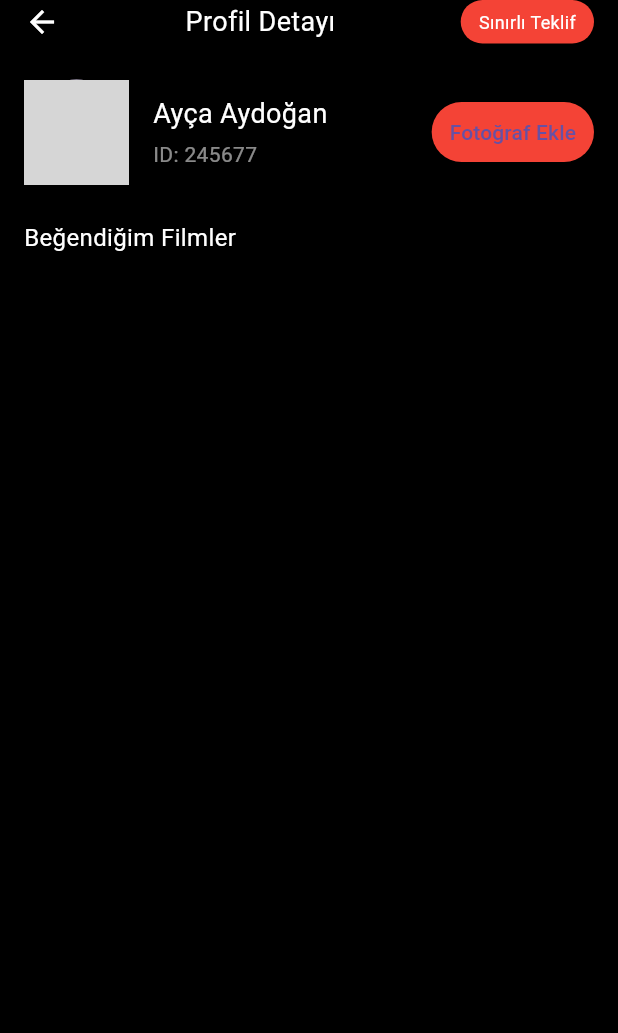
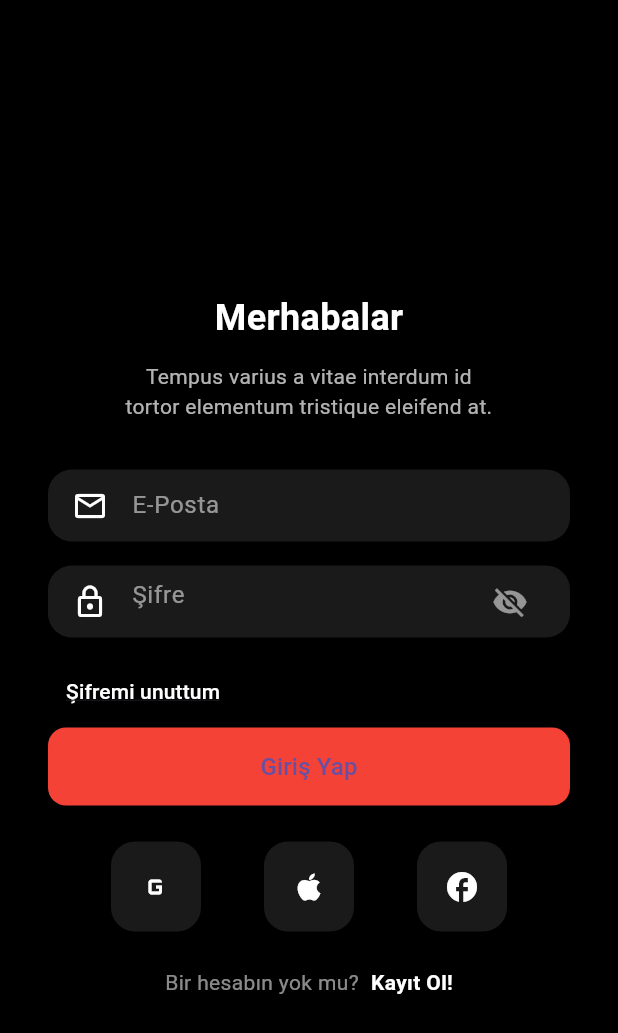
Before and after one commit to ahmeth-sd/flutter-movie-app, a Flutter app: the ProfilePage screen opened directly, after a tap on "Fotoğraf Ekle", on a phone screen of 412 x 824 dp. Shown: the top 1033 px of the screen. Run offline on Flutter 3.47's test engine with Material 3 defaults, Android fonts, the light colour scheme and no system bars; our stand-ins replace dio, firebase_auth, firebase_core, flutter_bloc, hive, hive_flutter; accounts and stored records are empty; network calls fail; grey boxes are pictures that could not be loaded.

Commit message:
Add login functionality with custom text fields and view model

```diff
--- /dev/null
+++ b/lib/presentation/home/view/login_page.dart
@@ -0,0 +1,150 @@
+import 'package:flutter/material.dart';
+import 'package:provider/provider.dart';
+import 'package:shartflix_movie_app/presentation/home/widgets/custom_text_field.dart';
+import '../viewmodel/login_viewmodel.dart';
+import '../widgets/social_login_button.dart';
+
+class LoginPage extends StatelessWidget {
+  const LoginPage({super.key});
+
+  @override
+  Widget build(BuildContext context) {
+    final viewModel = context.watch<LoginViewModel>();
+
+
+    return Scaffold(
+      backgroundColor: Colors.black,
+      body: SafeArea(
+        child: Center(
+          child: SingleChildScrollView(
+            padding: const EdgeInsets.symmetric(horizontal: 32),
+            child: Column(
+              children: [
+                const SizedBox(height: 60),
+                const Text(
+                  "Merhabalar",
+                  style: TextStyle(
+                    color: Colors.white,
+                    fontSize: 24,
+                    fontWeight: FontWeight.bold,
+                  ),
+                ),
+                const SizedBox(height: 12),
+                const Text(
+                  "Tempus varius a vitae interdum id\ntortor elementum tristique eleifend at.",
+                  textAlign: TextAlign.center,
+                  style: TextStyle(color: Colors.white70, fontSize: 14),
+                ),
+                const SizedBox(height: 32),
+
+                // Email input
+                CustomTextField(
+                  controller: viewModel.emailController,
+                  icon: Icons.mail_outline,
+                  hint: "E-Posta",
+                ),
+
+                const SizedBox(height: 16),
+
+                // Password input
+                CustomTextField(
+                  controller: viewModel.passwordController,
+                  icon: Icons.lock_outline,
+                  hint: "Şifre",
+                  obscure: viewModel.obscurePassword,
+                  suffixIcon: IconButton(
+                    icon: Icon(
+                      viewModel.obscurePassword
+                          ? Icons.visibility_off
+                          : Icons.visibility,
+                      color: Colors.white54,
+                    ),
+                    onPressed: viewModel.togglePasswordVisibility,
+                  ),
+                ),
+
+                const SizedBox(height: 12),
+                Align(
+                  alignment: Alignment.centerLeft,
+                  child: TextButton(
+                    onPressed: () {
+                      // Şifremi unuttum
+                    },
+                    child: const Text(
+                      "Şifremi unuttum",
+                      style: TextStyle(
+                          color: Colors.white, decoration: TextDecoration.underline),
+                    ),
+                  ),
+                ),
+
+                // Giriş Yap butonu
+                SizedBox(
+                  width: double.infinity,
+                  height: 52,
+                  child: ElevatedButton(
+                    onPressed: viewModel.isLoading
+                        ? null
+                        : () {
+                      viewModel.login();
+                    },
+                    style: ElevatedButton.styleFrom(
+                      backgroundColor: Colors.red,
+                      shape: RoundedRectangleBorder(
+                          borderRadius: BorderRadius.circular(12)),
+                    ),
+                    child: viewModel.isLoading
+                        ? const CircularProgressIndicator(
+                      color: Colors.white,
+                    )
+                        : const Text(
+                      "Giriş Yap",
+                      style: TextStyle(fontSize: 16),
+                    ),
+                  ),
+                ),
+
+                const SizedBox(height: 24),
+
+                // Sosyal girişler
+                Row(
+                  mainAxisAlignment: MainAxisAlignment.spaceEvenly,
+                  children: const [
+                    SocialLoginButton(icon: Icons.g_mobiledata), // Google
+                    SocialLoginButton(icon: Icons.apple),
+                    SocialLoginButton(icon: Icons.facebook),
+                  ],
+                ),
+
+                const SizedBox(height: 24),
+
+                // Kayıt Ol
+                Row(
+                  mainAxisAlignment: MainAxisAlignment.center,
+                  children: [
+                    const Text(
+                      "Bir hesabın yok mu?",
+                      style: TextStyle(color: Colors.white54),
+                    ),
+                    const SizedBox(width: 8),
+                    GestureDetector(
+                      onTap: () {
+                        // Register sayfasına git
+                      },
+                      child: const Text(
+                        "Kayıt Ol!",
+                        style: TextStyle(color: Colors.white, fontWeight: FontWeight.bold),
+                      ),
+                    ),
+                  ],
+                ),
+
+                const SizedBox(height: 24),
+              ],
+            ),
+          ),
+        ),
+      ),
+    );
+  }
+}
--- a/lib/presentation/home/view/profile_page.dart
+++ b/lib/presentation/home/view/profile_page.dart
@@ -1,6 +1,8 @@
 import 'package:flutter/material.dart';
 import 'package:provider/provider.dart';
+import '../viewmodel/login_viewmodel.dart';
 import '../viewmodel/profile_viewmodel.dart';
+import 'login_page.dart';
 
 class ProfilePage extends StatefulWidget {
   const ProfilePage({Key? key}) : super(key: key);
@@ -80,7 +82,17 @@ class _ProfilePageState extends State<ProfilePage> {
                       padding: const EdgeInsets.symmetric(
                           vertical: 8, horizontal: 12),
                     ),
-                    onPressed: () {},
+                    onPressed: () {
+                      Navigator.push(
+                        context,
+                        MaterialPageRoute(
+                          builder: (context) => ChangeNotifierProvider(
+                            create: (_) => LoginViewModel(),
+                            child: const LoginPage(),
+                          ),
+                        ),
+                      );
+                    },
                     child: const Text("Fotoğraf Ekle"),
                   ),
                 ],
--- /dev/null
+++ b/lib/presentation/home/viewmodel/login_viewmodel.dart
@@ -0,0 +1,36 @@
+import 'package:flutter/material.dart';
+
+class LoginViewModel extends ChangeNotifier {
+  final TextEditingController emailController = TextEditingController();
+  final TextEditingController passwordController = TextEditingController();
+  bool isLoading = false;
+  bool obscurePassword = true;
+
+  void togglePasswordVisibility() {
+    obscurePassword = !obscurePassword;
+    notifyListeners();
+  }
+
+  Future<void> login() async {
+    final email = emailController.text.trim();
+    final password = passwordController.text.trim();
+
+    if (email.isEmpty || password.isEmpty) {
+      // Hata mesajı göster
+      return;
+    }
+
+    isLoading = true;
+    notifyListeners();
+
+    try {
+      // TODO: AuthService ile giriş işlemini bağlayın
+      await Future.delayed(const Duration(seconds: 2)); // Simüle edilmiş giriş
+    } catch (e) {
+      // Hata durumunu yönetin
+    } finally {
+      isLoading = false;
+      notifyListeners();
+    }
+  }
+}
--- /dev/null
+++ b/lib/presentation/home/widgets/custom_text_field.dart
@@ -0,0 +1,41 @@
+import 'package:flutter/material.dart';
+
+class CustomTextField extends StatelessWidget {
+  final TextEditingController controller;
+  final IconData icon;
+  final String hint;
+  final bool obscure;
+  final Widget? suffixIcon;
+
+  const CustomTextField({
+    required this.controller,
+    required this.icon,
+    required this.hint,
+    this.obscure = false,
+    this.suffixIcon,
+    Key? key,
+  }) : super(key: key);
+
+  @override
+  Widget build(BuildContext context) {
+    return Container(
+      decoration: BoxDecoration(
+        color: Colors.white10,
+        borderRadius: BorderRadius.circular(16),
+      ),
+      padding: const EdgeInsets.symmetric(horizontal: 16),
+      child: TextField(
+        controller: controller,
+        obscureText: obscure,
+        style: const TextStyle(color: Colors.white),
+        decoration: InputDecoration(
+          icon: Icon(icon, color: Colors.white),
+          hintText: hint,
+          hintStyle: const TextStyle(color: Colors.white54),
+          border: InputBorder.none,
+          suffixIcon: suffixIcon,
+        ),
+      ),
+    );
+  }
+}
--- /dev/null
+++ b/lib/presentation/home/widgets/social_login_button.dart
@@ -0,0 +1,20 @@
+import 'package:flutter/material.dart';
+
+class SocialLoginButton extends StatelessWidget {
+  final IconData icon;
+
+  const SocialLoginButton({required this.icon, Key? key}) : super(key: key);
+
+  @override
+  Widget build(BuildContext context) {
+    return Container(
+      width: 60,
+      height: 60,
+      decoration: BoxDecoration(
+        color: Colors.white10,
+        borderRadius: BorderRadius.circular(16),
+      ),
+      child: Icon(icon, color: Colors.white),
+    );
+  }
+}
```
